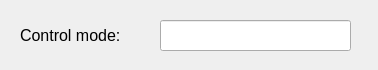
First picture: the form in rqt_vortex_control_mode/resource/MyPlugin.ui, repository vortexntnu/rov-gui, before the edit.
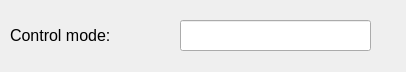
Second picture: the form after the edit.

What changed in the file:
```diff
--- a/rqt_vortex_control_mode/resource/MyPlugin.ui
+++ b/rqt_vortex_control_mode/resource/MyPlugin.ui
@@ -6,8 +6,8 @@
    <rect>
     <x>0</x>
     <y>0</y>
-    <width>378</width>
-    <height>70</height>
+    <width>406</width>
+    <height>72</height>
    </rect>
   </property>
   <property name="font">
@@ -21,7 +21,7 @@
   <widget class="QLabel" name="labelControlMode">
    <property name="geometry">
     <rect>
-     <x>20</x>
+     <x>10</x>
      <y>20</y>
      <width>131</width>
      <height>31</height>
@@ -39,7 +39,7 @@
   <widget class="QLineEdit" name="lineControlMode">
    <property name="geometry">
     <rect>
-     <x>160</x>
+     <x>180</x>
      <y>20</y>
      <width>191</width>
      <height>31</height>
```
